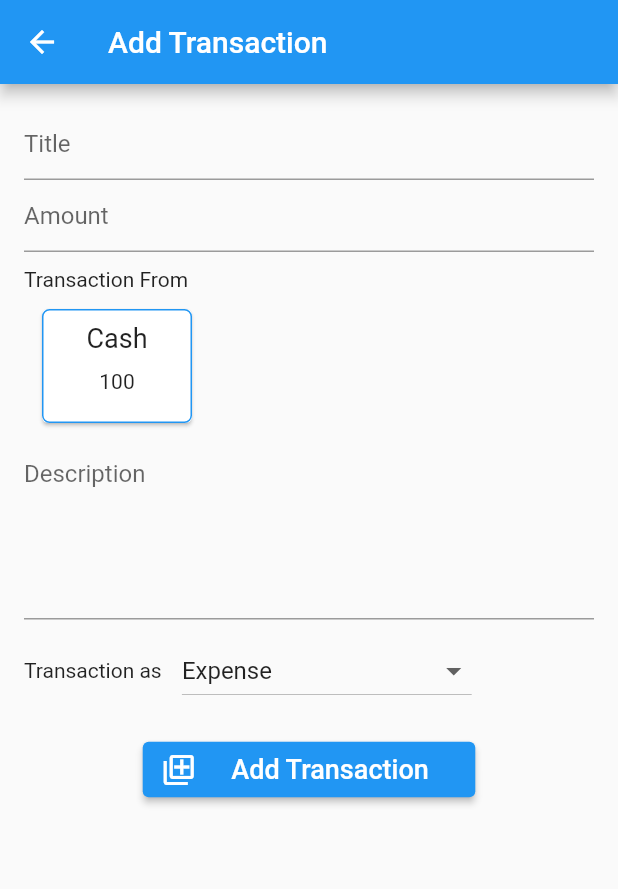
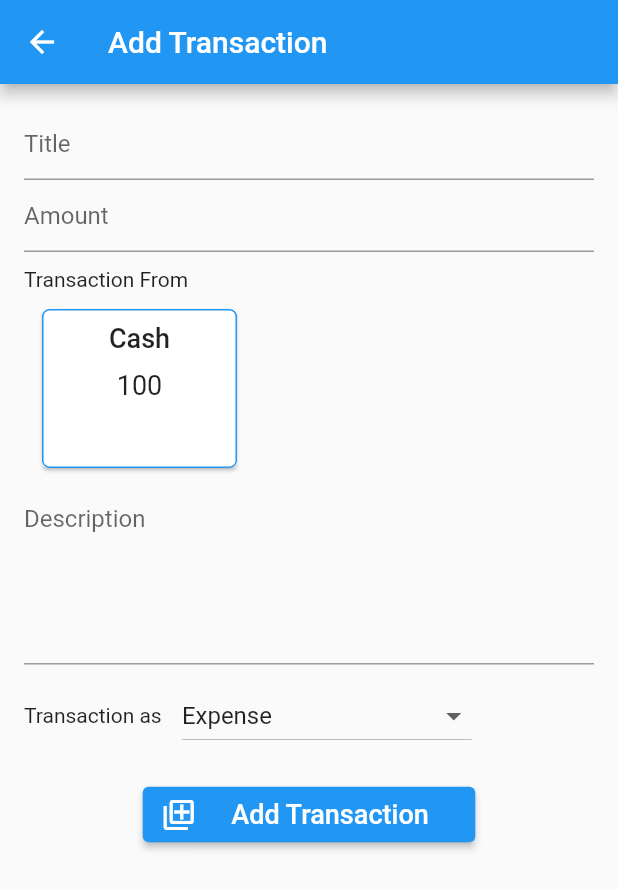
Before and after one commit to hardikgpatel/MoneyManager, a Flutter app: the AddTransactionScreen screen opened by its route, on a phone screen of 412 x 824 dp. Shown: the top 889 px of the screen. Run offline on Flutter 3.47's test engine with Material 2 defaults, Android fonts, the phone set to English and light mode, and no system bars; our stand-ins replace flutter_hooks, flutter_riverpod, hooks_riverpod.

Commit message:
Add timer and change transaction design

```diff
--- a/lib/screens/add_transaction_screen.dart
+++ b/lib/screens/add_transaction_screen.dart
@@ -19,6 +19,11 @@ class AddTransactionScreen extends HookWidget {
         useTextEditingController();
     final TextEditingController? _amountController = useTextEditingController();
     final wallets = useProvider(walletProvider.state);
+    final transactionAmount = useState(0);
+    _amountController?.addListener(() {
+      transactionAmount.value = int.parse(_amountController.text);
+      print(transactionAmount);
+    });
     wallets.sort((a, b) {
       if (b.isDefault) {
         return 1;
@@ -30,10 +35,11 @@ class AddTransactionScreen extends HookWidget {
 
     Widget buildWallets() {
       return Container(
-        height: 100,
+        height: 130,
         child: ListView.builder(
           scrollDirection: Axis.horizontal,
           itemBuilder: (context, index) {
+            final bool isValid = transactionAmount.value <= wallets[index].amount;
             return Padding(
               padding: const EdgeInsets.all(8.0),
               child: GestureDetector(
@@ -43,16 +49,19 @@ class AddTransactionScreen extends HookWidget {
                 child: Card(
                   child: Container(
                     padding: const EdgeInsets.all(8.0),
-                    width: 100,
+                    width: 130,
                     decoration: BoxDecoration(
-                      border: Border.all(color: selectedWallet.value == wallets[index].id ? Colors.blue : Colors.white),
+                      border: Border.all(color: isValid ? selectedWallet.value == wallets[index].id ? Colors.blue : Colors.grey : Colors.red),
                       borderRadius: BorderRadius.circular(5)
                     ),
                     child: Column(
                       children: [
-                        Text(wallets[index].id, style: TextStyle(fontSize: 18),),
+                        Text(wallets[index].id, style: TextStyle(fontSize: 18, fontWeight: FontWeight.w500),),
                         SizedBox(height: 10,),
-                        Text(wallets[index].amount.toString()),
+                        Text(wallets[index].amount.toString(), style: TextStyle(fontSize: 18),),
+                        SizedBox(height: 10,),
+                        if(!isValid)
+                          Text('Insufficient balance', style: TextStyle(color: Colors.red, fontSize: 12),),
                       ],
                     ),
                   ),
@@ -70,7 +79,9 @@ class AddTransactionScreen extends HookWidget {
         title: Text('Add Transaction'),
       ),
       body: SafeArea(
-        child: Container(
+        child: ListView(
+          children: [
+            Container(
               padding: EdgeInsets.all(16.0),
               child: Column(
                 children: [
@@ -177,6 +188,8 @@ class AddTransactionScreen extends HookWidget {
                   ),
                 ],
               ),
+            )
+          ],
         ),
       ),
     );
--- a/lib/screens/add_wallet_screen.dart
+++ b/lib/screens/add_wallet_screen.dart
@@ -67,11 +67,11 @@ class AddWalletScreen extends HookWidget {
                     nameTextController.text.isNotEmpty && openingAmountController != null && openingAmountController.text.isNotEmpty) {
 
                   final isWallet = wallets.where(
-                      (element) => element.id == nameTextController.text);
+                      (element) => element.id.toLowerCase() == nameTextController.text.toLowerCase() );
                   if (isWallet.length == 0) {
                     final walletModel = WalletModel(
                       id: nameTextController.text,
-                      amount: int.parse(openingAmountController!.text),
+                      amount: int.parse(openingAmountController.text),
                       isDefault: isDefaultWallet.value,
                       createdDate: DateTime.now(),
                     );
```
Also changed, not shown: lib/screens/transaction_list_screen.dart (+3 -6 lines), lib/screens/wallet_screen.dart (+9 -9 lines), lib/widget/timer_widget.dart (added, +70 -0 lines). Lines whose indentation alone changed are shown as unchanged.
